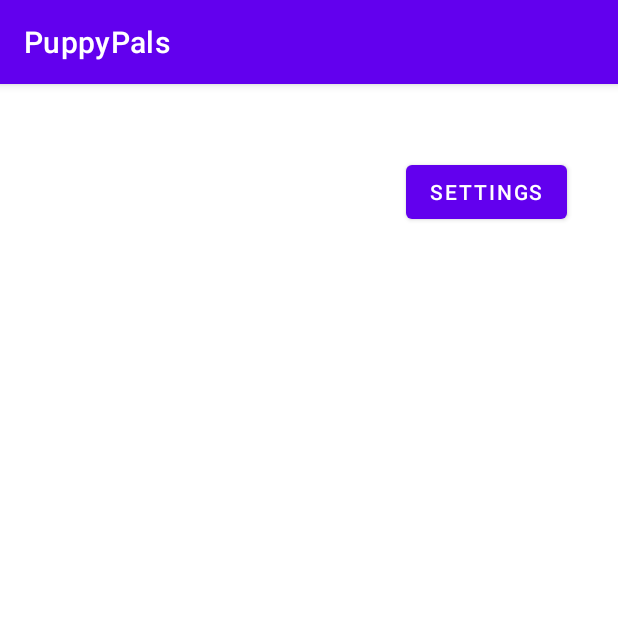
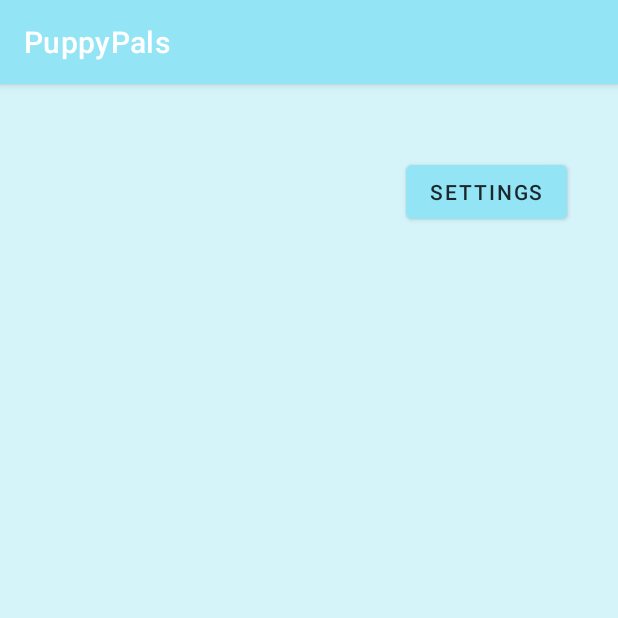
Before and after one commit to Team-MLDT/PuppyPals, an Android app: the screen it shows after launch (MainActivity), on a phone screen of 412 x 824 dp, the top half of it. Run offline under Robolectric (Android 15) with nearby library versions, the phone set to English and light mode, and no system bars.

Commit message:
Add color scheme

```diff
--- a/app/src/main/res/values-night/themes.xml
+++ b/app/src/main/res/values-night/themes.xml
@@ -2,15 +2,17 @@
     <!-- Base application theme. -->
     <style name="Theme.PuppyPals" parent="Theme.MaterialComponents.DayNight.DarkActionBar">
         <!-- Primary brand color. -->
-        <item name="colorPrimary">@color/purple_200</item>
-        <item name="colorPrimaryVariant">@color/purple_700</item>
-        <item name="colorOnPrimary">@color/black</item>
+        <item name="colorPrimary">@color/blue</item>
+        <item name="colorPrimaryVariant">@color/blue_dark</item>
+        <item name="colorOnPrimary">@color/blue_darkest</item>
         <!-- Secondary brand color. -->
-        <item name="colorSecondary">@color/teal_200</item>
-        <item name="colorSecondaryVariant">@color/teal_200</item>
-        <item name="colorOnSecondary">@color/black</item>
+        <item name="colorSecondary">@color/purple</item>
+        <item name="colorSecondaryVariant">@color/purple_dark</item>
+        <item name="colorOnSecondary">@color/purple_darkest</item>
         <!-- Status bar color. -->
         <item name="android:statusBarColor" tools:targetApi="l">?attr/colorPrimaryVariant</item>
         <!-- Customize your theme here. -->
+        <item name="android:windowBackground">@color/blue_light</item>
+
     </style>
 </resources>
--- a/app/src/main/res/values/colors.xml
+++ b/app/src/main/res/values/colors.xml
@@ -1,10 +1,18 @@
 <?xml version="1.0" encoding="utf-8"?>
 <resources>
-    <color name="purple_200">#FFBB86FC</color>
-    <color name="purple_500">#FF6200EE</color>
-    <color name="purple_700">#FF3700B3</color>
-    <color name="teal_200">#FF03DAC5</color>
-    <color name="teal_700">#FF018786</color>
     <color name="black">#FF000000</color>
     <color name="white">#FFFFFFFF</color>
+
+    <color name="gray">#FFB3B3B3</color>
+    <color name="blue">#FF93E5F5</color>
+    <color name="blue_light">#D5F4FA</color>
+    <color name="blue_dark">#4D7780</color>
+    <color name="blue_darkest">#1A282B</color>
+    <color name="yellow">#FFF5E97A</color>
+    <color name="yellow_darkest">#39361C</color>
+    <color name="pink">#FFF562A1</color>
+    <color name="purple">#FF8F70EB</color>
+    <color name="purple_light">#D5CDEF</color>
+    <color name="purple_dark">#54418A</color>
+    <color name="purple_darkest">#181327</color>
 </resources>
--- a/app/src/main/res/values/themes.xml
+++ b/app/src/main/res/values/themes.xml
@@ -2,15 +2,17 @@
     <!-- Base application theme. -->
     <style name="Theme.PuppyPals" parent="Theme.MaterialComponents.DayNight.DarkActionBar">
         <!-- Primary brand color. -->
-        <item name="colorPrimary">@color/purple_500</item>
-        <item name="colorPrimaryVariant">@color/purple_700</item>
-        <item name="colorOnPrimary">@color/white</item>
+        <item name="colorPrimary">@color/blue</item>
+        <item name="colorPrimaryVariant">@color/blue_dark</item>
+        <item name="colorOnPrimary">@color/blue_darkest</item>
         <!-- Secondary brand color. -->
-        <item name="colorSecondary">@color/teal_200</item>
-        <item name="colorSecondaryVariant">@color/teal_700</item>
-        <item name="colorOnSecondary">@color/black</item>
+        <item name="colorSecondary">@color/purple</item>
+        <item name="colorSecondaryVariant">@color/purple_dark</item>
+        <item name="colorOnSecondary">@color/purple_darkest</item>
         <!-- Status bar color. -->
         <item name="android:statusBarColor" tools:targetApi="l">?attr/colorPrimaryVariant</item>
         <!-- Customize your theme here. -->
+        <item name="android:windowBackground">@color/blue_light</item>
+
     </style>
 </resources>
```
